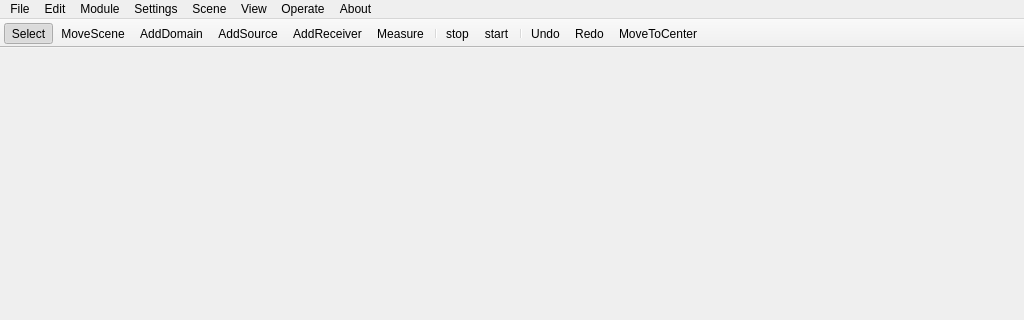
Above: openPSTD/window.ui from openPSTD/openPSTD before the change; both pictures show x 0 to 1024 and y 0 to 320 of the 1024 by 768 pixel window. Below: the same form after it.
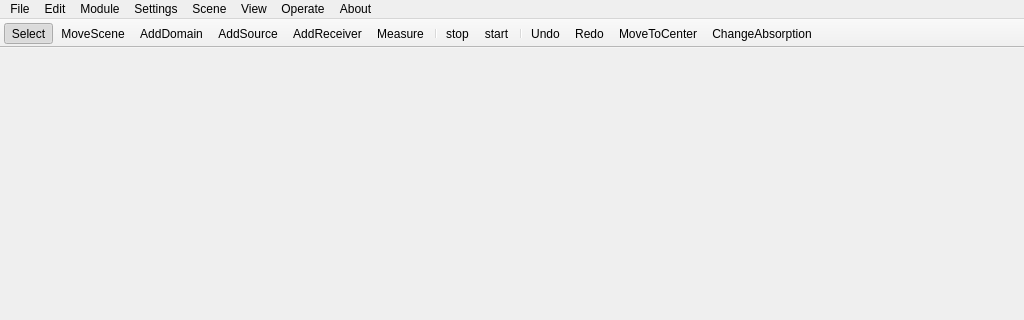
That is the form after the change. Icons and pictures are not drawn.

Commit message: Changing the absorption of all walls of a domain is now possible through the operate menu, or the main toolbar.

```diff
--- a/openPSTD/window.ui
+++ b/openPSTD/window.ui
@@ -148,6 +148,7 @@
    <addaction name="actionUndo"/>
    <addaction name="actionRedo"/>
    <addaction name="actionMoveToCenter"/>
+   <addaction name="actionChangeAbsorption"/>
   </widget>
   <widget class="QStatusBar" name="statusBar"/>
   <action name="actionSelect">
@@ -417,6 +418,16 @@
     <string>MoveToCenter</string>
    </property>
   </action>
+  <action name="actionChangeAbsorption">
+   <property name="icon">
+    <iconset resource="resources.qrc">
+     <normaloff>:/new/prefix1/icons/changeabsorption.png</normaloff>
+     <disabledoff>:/new/prefix1/icons/changeabsorption_disabled.png</disabledoff>:/new/prefix1/icons/changeabsorption.png</iconset>
+   </property>
+   <property name="text">
+    <string>ChangeAbsorption</string>
+   </property>
+  </action>
  </widget>
  <layoutdefault spacing="6" margin="11"/>
  <resources>
```
Left out of the diff: 1 changed line with no effect on the pictures. The commit also changes 15 other files.
